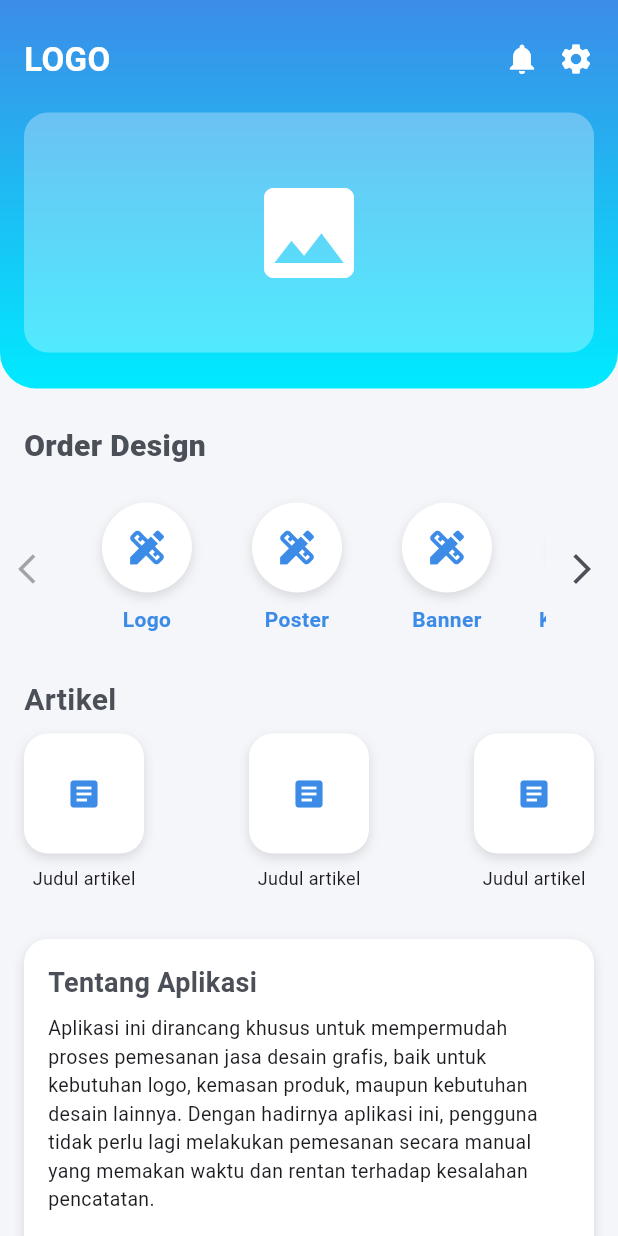
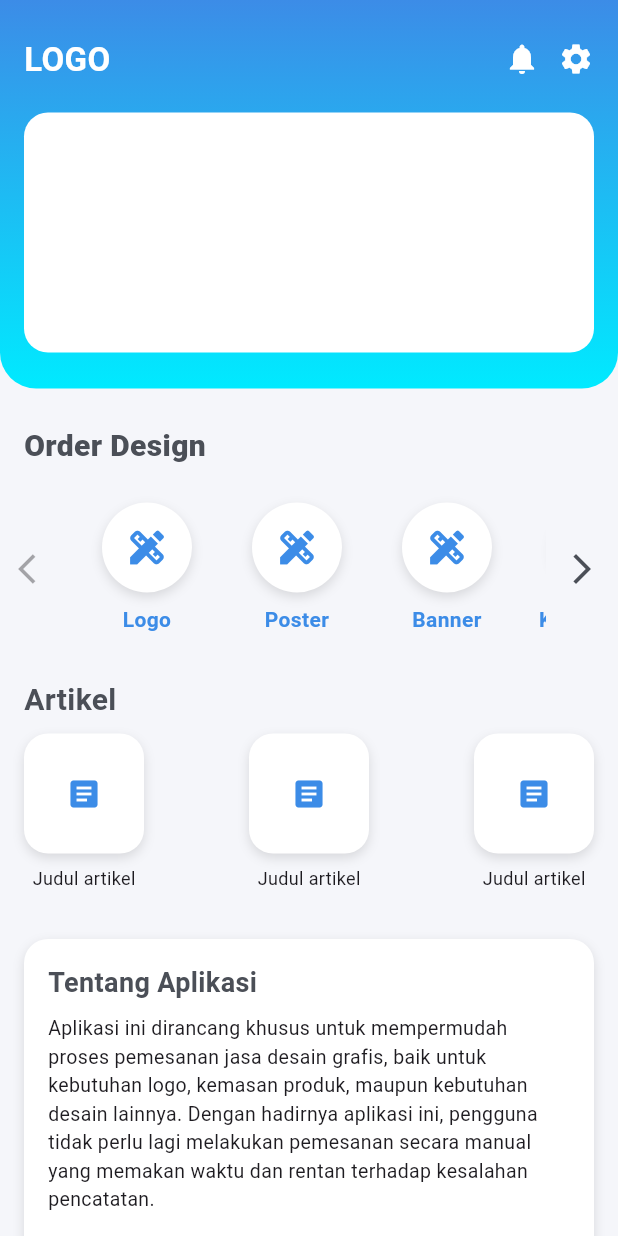
Before and after one commit to imxey/mobprog_3, a Flutter app: the HomeScreen screen opened directly, on a phone screen of 412 x 824 dp. Run offline on Flutter 3.47's test engine with Material 3 defaults, Android fonts, the phone set to English and light mode, and no system bars; drawn by our look-alikes of infinite_carousel; our stand-ins replace flutter_rating_bar; network calls fail.

Commit message:
home blm rapih detail pemesanan

```diff
--- a/lib/pages/home.dart
+++ b/lib/pages/home.dart
@@ -193,7 +193,7 @@ class _HomeScreenState extends State<HomeScreen> {
                   Container(
                     height: 160,
                     decoration: BoxDecoration(
-                      color: Colors.white.withOpacity(0.3),
+                      color: Colors.white.withValues(alpha: 76),
                       borderRadius: BorderRadius.circular(16),
                     ),
                     child: const Center(
```
Also changed, not shown: assets/contoh_logo.png (added).
